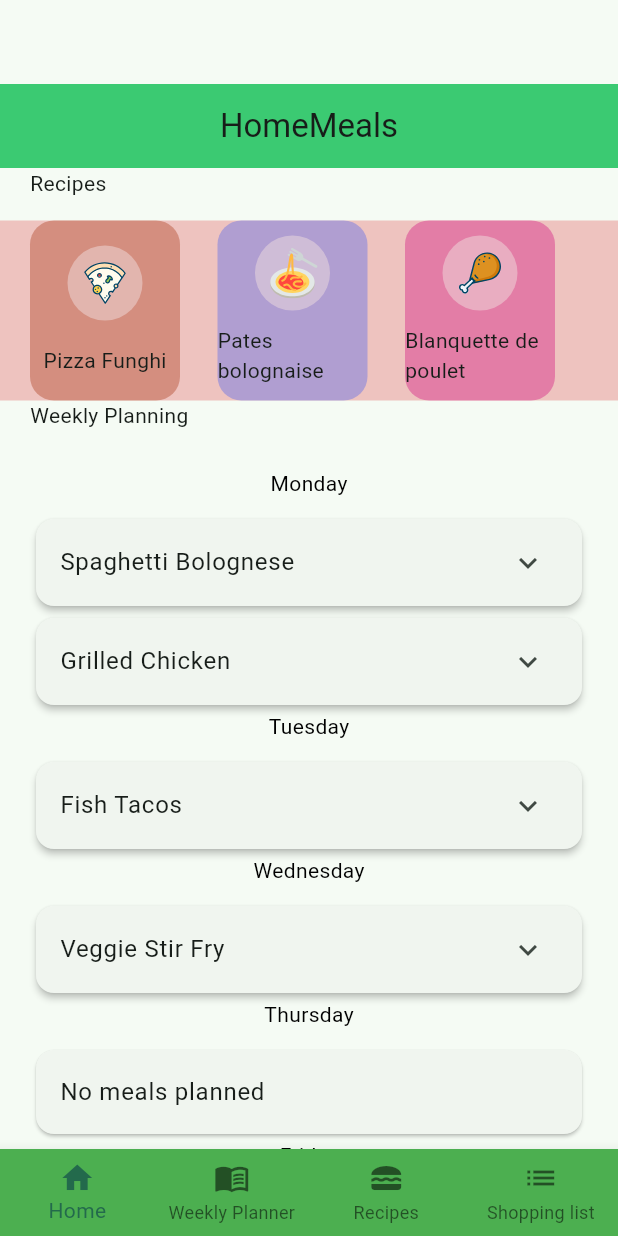
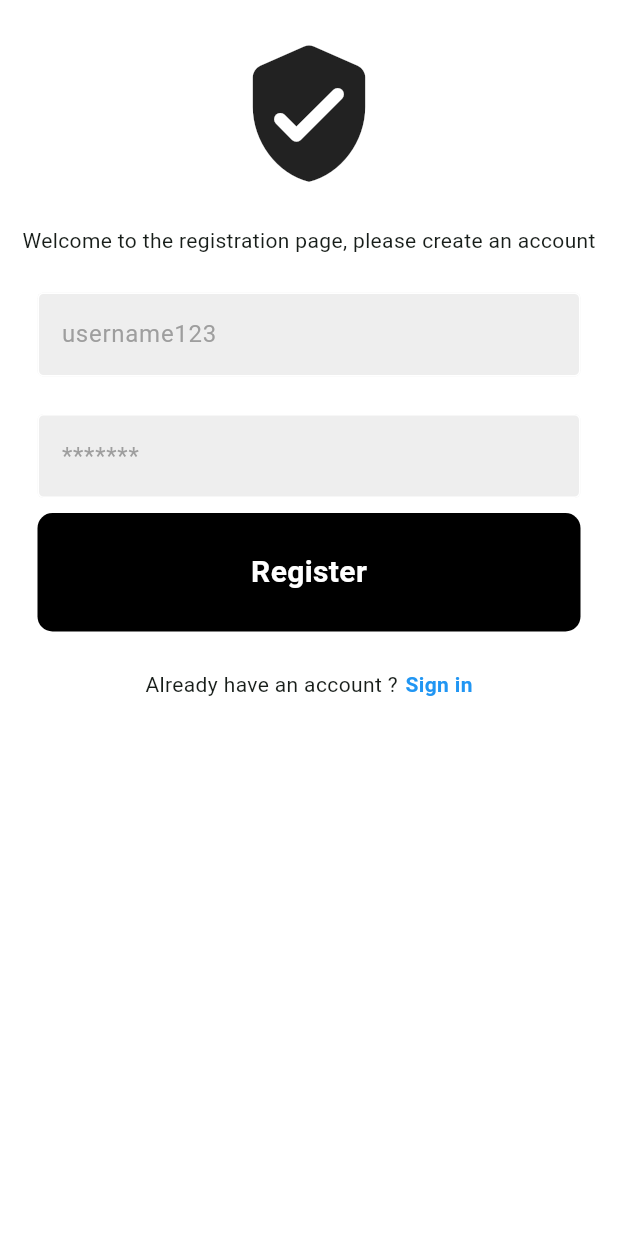
Before and after one commit to spigeleerloic/HomeMeals, a Flutter app: the screen it shows after launch, on a phone screen of 412 x 824 dp. Run offline on Flutter 3.47's test engine with Material 3 defaults, Android fonts, the phone set to English and light mode, and no system bars; our stand-ins replace data_table_2, flutter_svg.

Commit message:
login/register frontend logic implemented

```diff
--- /dev/null
+++ b/frontend/lib/components/custom_button.dart
@@ -0,0 +1,34 @@
+import 'package:flutter/material.dart';
+
+class CustomButton extends StatelessWidget {
+
+  final String text;
+  final Function()? onTap;
+
+  const CustomButton({super.key, required this.onTap, required this.text});
+
+  @override
+  Widget build(BuildContext context) {
+    return GestureDetector(
+      onTap: onTap,
+      child: Container(
+        padding: EdgeInsets.all(25),
+        margin: EdgeInsets.symmetric(horizontal: 25),
+        decoration: BoxDecoration(
+          color: Colors.black,
+          borderRadius: BorderRadius.circular(10),
+        ),
+        child: Center(
+          child: Text(
+            text,
+            style: TextStyle(
+              color: Colors.white,
+              fontWeight: FontWeight.bold,
+              fontSize: 20,
+            ),
+          ),
+        ),
+      ),
+    );
+  }
+}
--- /dev/null
+++ b/frontend/lib/components/custom_text_field.dart
@@ -0,0 +1,40 @@
+import 'package:flutter/material.dart';
+
+class CustomTextField extends StatelessWidget {
+  final controller;
+  final String hintText;
+  final bool obscureText;
+
+  const CustomTextField({
+    super.key,
+    required this.controller,
+    required this.hintText,
+    required this.obscureText
+
+  });
+
+  @override
+  Widget build(BuildContext context) {
+    return Padding(
+      padding: const EdgeInsets.symmetric(horizontal: 25.0),
+      child: TextField(
+        controller: controller,
+        obscureText: obscureText,
+        decoration: InputDecoration(
+          enabledBorder: OutlineInputBorder(
+            borderSide: BorderSide(color: Colors.white),
+          ),
+          focusedBorder: OutlineInputBorder(
+            borderSide: BorderSide(color: Colors.grey.shade400),
+          ),
+          fillColor: Colors.grey.shade200,
+          filled: true,
+          hintText: hintText,
+          hintStyle: TextStyle(
+            color: Colors.grey[500]
+          )
+        ),
+      ),
+    );
+  }
+}
--- a/frontend/lib/main.dart
+++ b/frontend/lib/main.dart
@@ -1,5 +1,7 @@
 import 'package:flutter/material.dart';
+import 'package:frontend/pages/login_page.dart';
 import 'package:frontend/pages/navigation_bar.dart';
+import 'package:frontend/pages/register_page.dart';
 
 void main() {
   runApp(const MyApp());
@@ -20,7 +22,15 @@ class MyApp extends StatelessWidget {
 
       ),
       title: 'Home Page',
-      home: NavigationBarApp(),
+      home: RegisterPage(),
+      initialRoute: "/register",
+      routes: {
+        '/register' : (context) => RegisterPage(),
+        '/login' : (context) => LoginPage(),
+        '/home' : (context) => NavigationBarApp()
+      },
+
+      //home: NavigationBarApp(),
     );
   }
 }
--- a/frontend/lib/pages/home_page_content.dart
+++ b/frontend/lib/pages/home_page_content.dart
@@ -7,7 +7,7 @@ import 'package:intl/intl.dart';
 
 
 class HomePage extends StatefulWidget {
-  HomePage({super.key});
+  const HomePage({super.key});
 
   @override
   State<HomePage> createState() => _HomePageState();
@@ -56,7 +56,6 @@ class _HomePageState extends State<HomePage> {
     _get_recipes();
     _get_meals_planning();
     return Scaffold(
-      appBar: appBar(),
       body: SafeArea(
         child: Column(
           crossAxisAlignment: CrossAxisAlignment.start,
--- a/frontend/lib/pages/navigation_bar.dart
+++ b/frontend/lib/pages/navigation_bar.dart
@@ -32,7 +32,7 @@ class _NavBarState extends State<NavigationBarApp> {
     return Scaffold(
       appBar: AppBar(),
       body: _pages[_selectedIndex],
-      bottomNavigationBar: new Theme(
+      bottomNavigationBar: Theme(
         data: Theme.of(context).copyWith(
           canvasColor: Colors.green,
           primaryColor: Colors.red,
--- /dev/null
+++ b/frontend/lib/pages/register_page.dart
@@ -0,0 +1,136 @@
+import 'package:flutter/material.dart';
+import 'package:frontend/components/custom_button.dart';
+import 'package:frontend/components/custom_text_field.dart';
+import 'package:http/http.dart' as http;
+import 'dart:convert';
+
+class RegisterPage extends StatelessWidget {
+  RegisterPage({super.key});
+
+  final usernameController = TextEditingController();
+  final passwordController = TextEditingController();
+
+  Future<void> register(BuildContext context) async {
+    if (usernameController.text.isEmpty || passwordController.text.isEmpty) {
+      if (!context.mounted) {
+        Navigator.pop(context);
+        return;
+      }
+      showDialog(
+        context: context,
+        builder:
+            (context) => AlertDialog(
+              title: Text('Error'),
+              content: Text('Please enter both username and password.'),
+              actions: [
+                TextButton(
+                  onPressed: () => Navigator.pop(context),
+                  child: Text('OK'),
+                ),
+              ],
+            ),
+      );
+    }
+
+    final response = await http.post(
+      Uri.parse("http://localhost:8080/register"),
+      headers: <String, String>{
+        'Content-Type': 'application/json; charset=UTF-8',
+      },
+      body: jsonEncode(<String, String>{
+        'username': usernameController.text,
+        'password': passwordController.text,
+      }),
+    );
+    if (!context.mounted) {
+      Navigator.pop(context);
+      return;
+    }
+
+    if (response.statusCode == 200) {
+      Navigator.pushReplacementNamed(context, "/login");
+    } else {
+      showDialog(
+        context: context,
+        builder:
+            (context) => AlertDialog(
+              title: Text('Error'),
+              content: Text(
+                "Error creating user, user may be already registered",
+              ),
+              actions: [
+                TextButton(
+                  onPressed: () => Navigator.pop(context),
+                  child: Text("Ok"),
+                ),
+              ],
+            ),
+      );
+    }
+    return;
+  }
+
+  @override
+  Widget build(BuildContext context) {
+    return Scaffold(
+      backgroundColor: Colors.white,
+      body: SafeArea(
+        child: Center(
+          child: Column(
+            children: [
+              // logo
+              const SizedBox(height: 25),
+              Icon(Icons.verified_user_rounded, size: 100),
+              // login message
+              const SizedBox(height: 25),
+              Text(
+                "Welcome to the registration page, please create an account",
+              ),
+              const SizedBox(height: 25),
+
+              CustomTextField(
+                controller: usernameController,
+                hintText: 'username123',
+                obscureText: false,
+              ),
+              const SizedBox(height: 25),
+
+              CustomTextField(
+                controller: passwordController,
+                hintText: '*******',
+                obscureText: true,
+              ),
+
+              const SizedBox(height: 10),
+
+              CustomButton(onTap: () => register(context), text: "Register"),
+
+              const SizedBox(height: 25,),
+
+              Row(
+                mainAxisAlignment: MainAxisAlignment.center,
+                children: [
+                  Text("Already have an account ?"),
+                  const SizedBox(width: 5,),
+                  GestureDetector(
+                  onTap: () {
+                    Navigator.pushReplacementNamed(context, '/login');
+                  },
+                  child: Text("Sign in",
+                    style: TextStyle(
+                      color: Colors.blue,
+                      fontWeight: FontWeight.bold
+                    ),)
+                  ),
+
+                ],
+              )
+
+              //
+            ],
+          ),
+        ),
+      ),
+    );
+  }
+}
--- a/frontend/pubspec.yaml
+++ b/frontend/pubspec.yaml
@@ -38,6 +38,7 @@ dependencies:
   http: ^1.3.0
   intl: ^0.18.1  # or latest version
   data_table_2: ^2.6.0
+
 
 dev_dependencies:
   flutter_test:
```
Also changed, not shown: frontend/lib/components/secure_storage.dart (added, +18 -0 lines), frontend/lib/pages/login_page.dart (added, +147 -0 lines), frontend/lib/pages/shopping_list.dart (+111 -5 lines).
